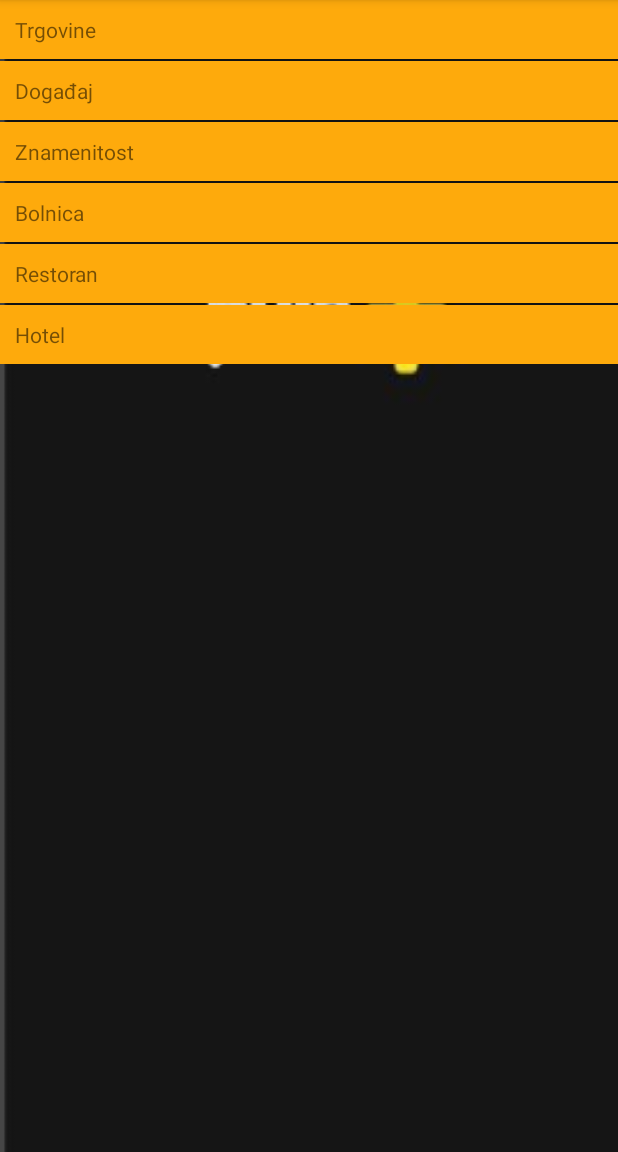
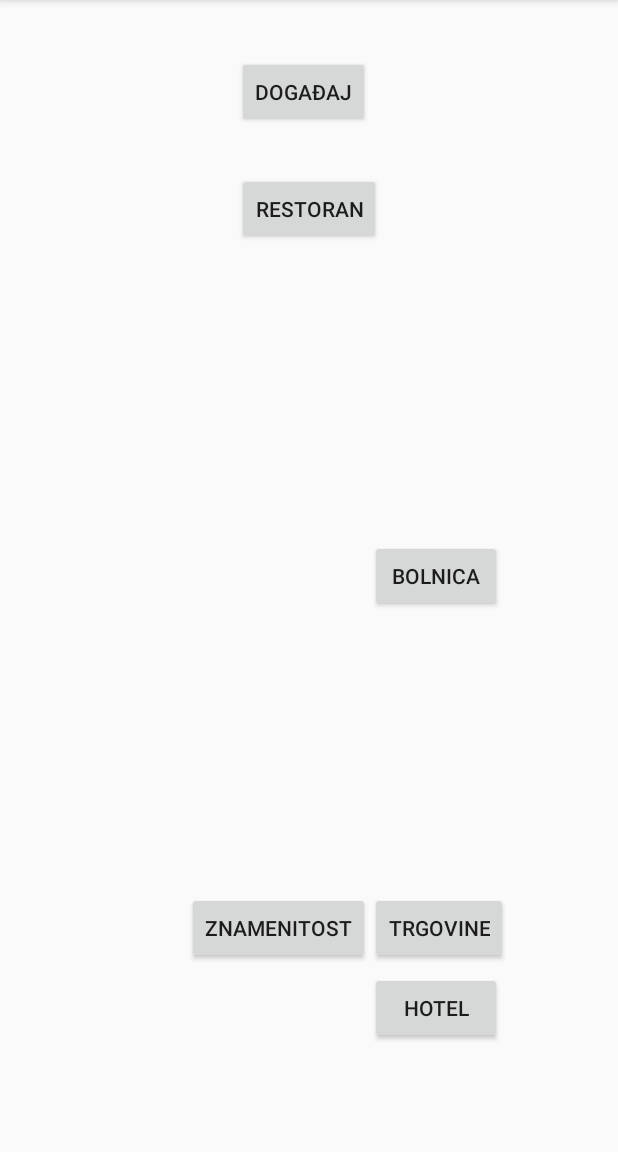
Before and after one commit to Josip1234/PulaPlusAplikacija, an Android app: the ListaActivity screen opened directly, with no data from a screen before it, on a phone screen of 412 x 824 dp, the part 84-1236 px from its top. Run offline under Robolectric (Android 15) with nearby library versions, the light colour scheme and no system bars.

Commit message:
izbrisani fragmenti napravljeni buttoni treba sad to urediti

```diff
--- a/app/src/main/java/com/josip/acer/pulaplusaplikacija/ListaActivity.java
+++ b/app/src/main/java/com/josip/acer/pulaplusaplikacija/ListaActivity.java
@@ -1,27 +1,57 @@
 package com.josip.acer.pulaplusaplikacija;
 
 
+import android.content.Intent;
 import android.os.Bundle;
-import android.support.v4.app.FragmentTransaction;
 import android.support.v7.app.AppCompatActivity;
+import android.view.View;
+import android.widget.Button;
 
 public class ListaActivity extends AppCompatActivity {
-
+private Button b1;
+private Button b2;
+private Button b3;
+private Button b4;
+private Button b5;
+private Button b6;
     @Override
     protected void onCreate(Bundle savedInstanceState) {
         super.onCreate(savedInstanceState);
         setContentView(R.layout.activity_lista);
-        LstFragment lstFragment = (LstFragment) getSupportFragmentManager().findFragmentByTag("lstfragment");
+        b1=(Button) findViewById(R.id.b1);
+        b1.setOnClickListener(new View.OnClickListener() {
+            @Override
+            public void onClick(View view) {
+                Trgovine();
+            }
+        });
+        b2=(Button) findViewById(R.id.b2);
+        b2.setOnClickListener(new View.OnClickListener() {
+            @Override
+            public void onClick(View view) {
+                Dogadaj();
+            }
+        });
+        b3 = (Button) findViewById(R.id.b3);
+        b3.setOnClickListener(new View.OnClickListener() {
+            @Override
+            public void onClick(View view) {
+                Booking();
+            }
+        });
 
 
-        if (lstFragment == null) {
-            lstFragment = new LstFragment();
-            FragmentTransaction transaction = getSupportFragmentManager().beginTransaction();
-            transaction.add(android.R.id.content, lstFragment, "lstfragment");
-            transaction.commit();
-
-
+    }
+public void Trgovine(){
+    Intent i = new Intent(this,TrgovineActivity.class);
+    startActivity(i);
+}
+public void Dogadaj(){
+        Intent p= new Intent(this,DogadjajActivity.class);
+        startActivity(p);
         }
-
-    }
+public void Booking(){
+        Intent a = new Intent(this,BookingActivity.class);
+        startActivity(a);
+        }
 }
--- a/app/src/main/java/com/josip/acer/pulaplusaplikacija/LstFragment.java
+++ /dev/null
@@ -1,67 +0,0 @@
-package com.josip.acer.pulaplusaplikacija;
-
-
-import android.content.Intent;
-import android.os.Bundle;
-import android.support.v4.app.ListFragment;
-import android.view.LayoutInflater;
-import android.view.View;
-import android.view.ViewGroup;
-import android.widget.ArrayAdapter;
-import android.widget.ListView;
-import android.widget.TextView;
-
-/**
- * Created by Korisnik on 5.11.2016..
- */
-
-public class LstFragment extends ListFragment {
-
-    public View onCreateView(LayoutInflater inflater, ViewGroup container, Bundle saveInstanceState){
-
-        //inflate fragmenta
-        ViewGroup rootView=(ViewGroup)inflater.inflate(R.layout.fragmentlayout,container,false);
-        //stvaranje izbora podataka
-        String [] datasource={"Trgovine","Događaj","Znamenitost","Bolnica","Restoran","Hotel"};
-        //kreiranje adaptera
-        ArrayAdapter<String> adapter= new ArrayAdapter<String>(getActivity(), R.layout.rowlayout,R.id.txtitem,datasource);
-        //bindanje adaptera u list fragment
-        setListAdapter(adapter);
-        //zadržati listfragment preko konfiguracijkih promjena
-        setRetainInstance(true);
-        return rootView;
-
-
-    }
-    //rukovanje klikom stavke
-    public void onListItemClick(ListView l, View view, int position, long id){
-        ViewGroup viewGroup=(ViewGroup)view;
-        TextView txt=(TextView)viewGroup.findViewById(R.id.txtitem);
-        if(position==0){
-            Intent i = new Intent(getActivity(), TrgovineActivity.class);
-            getActivity().startActivity(i);
-        }
-        if(position==1){
-            Intent i = new Intent(getActivity(),DogadjajActivity.class);
-            getActivity().startActivity(i);
-        }
-        if(position==5){
-            Intent i = new Intent(getActivity(), BookingActivity.class);
-            getActivity().startActivity(i);
-        }
-
-
-
-
-
-
-
-        //   Toast.makeText(getActivity(),txt.getText().toString(),Toast.LENGTH_LONG).show();
-        /*"http://booking.hr"
-        * "http://www.pulainfo.hr/hr/main-highlights/main-highlights/0/";
-        *
-        * */
-    }
-
-
-}
--- a/app/src/main/res/layout/activity_lista.xml
+++ b/app/src/main/res/layout/activity_lista.xml
@@ -9,7 +9,61 @@
     android:paddingRight="@dimen/activity_horizontal_margin"
     android:paddingTop="@dimen/activity_vertical_margin"
     tools:context="com.josip.acer.pulaplusaplikacija.ListaActivity"
-    android:animationCache="true"
-    android:background="@mipmap/pula1">
+    android:animationCache="true">
 
+    <Button
+        android:text="@string/hotel"
+        android:layout_width="wrap_content"
+        android:layout_height="wrap_content"
+        android:id="@+id/b3"
+
+        android:onClick="Booking"
+        android:layout_alignParentBottom="true"
+        android:layout_toEndOf="@+id/b2"
+        android:layout_marginBottom="56dp" />
+
+    <Button
+        android:text="@string/trgovine"
+        android:layout_width="wrap_content"
+        android:layout_height="wrap_content"
+        android:id="@+id/b1"
+        android:layout_alignBottom="@+id/b3"
+        android:layout_alignStart="@+id/b3"
+        android:layout_marginBottom="53dp" />
+
+    <Button
+        android:text="@string/bolnica"
+        android:layout_width="wrap_content"
+        android:layout_height="wrap_content"
+        android:id="@+id/b6"
+        android:layout_centerVertical="true"
+        android:layout_alignStart="@+id/b1" />
+
+    <Button
+        android:text="@string/restoran"
+        android:layout_width="wrap_content"
+        android:layout_height="wrap_content"
+        android:id="@+id/b4"
+        android:layout_below="@+id/b2"
+        android:layout_centerHorizontal="true"
+        android:layout_marginTop="30dp" />
+
+    <Button
+        android:id="@+id/b2"
+        android:text="@string/dogadaj"
+        android:layout_width="wrap_content"
+        android:layout_height="wrap_content"
+        android:onClick="Dogadaj"
+        android:layout_alignParentTop="true"
+        android:layout_alignStart="@+id/b4"
+        android:layout_marginTop="21dp" />
+
+    <Button
+        android:text="@string/znamenitost"
+        android:layout_width="wrap_content"
+        android:layout_height="wrap_content"
+        android:id="@+id/b5"
+        android:layout_alignBaseline="@+id/b1"
+        android:layout_alignBottom="@+id/b1"
+        android:layout_toStartOf="@+id/b1" />
 </RelativeLayout>
--- a/app/src/main/res/layout/fragmentlayout.xml
+++ /dev/null
@@ -1,12 +0,0 @@
-<?xml version="1.0" encoding="utf-8"?>
-<LinearLayout xmlns:android="http://schemas.android.com/apk/res/android"
-    android:layout_width="match_parent"
-    android:layout_height="match_parent">
-    <ListView
-        android:id="@id/android:list"
-        android:layout_width="match_parent"
-        android:layout_height="wrap_content"
-        android:layout_weight="1"  >
-
-    </ListView>
-</LinearLayout>
--- a/app/src/main/res/layout/rowlayout.xml
+++ /dev/null
@@ -1,12 +0,0 @@
-<?xml version="1.0" encoding="utf-8"?>
-<LinearLayout xmlns:android="http://schemas.android.com/apk/res/android"
-    xmlns:tools="http://schemas.android.com/tools"
-    android:layout_width="match_parent"
-    android:layout_height="match_parent">
-    <TextView
-        android:id="@+id/txtitem"
-        android:layout_width="match_parent"
-        android:layout_height="wrap_content"
-        android:padding="10dp"
-        android:background="?android:attr/colorPressedHighlight" />
-</LinearLayout>
--- a/app/src/main/res/values/strings.xml
+++ b/app/src/main/res/values/strings.xml
@@ -1,15 +1,13 @@
 <resources>
     <string name="app_name">PulaPlusAplikacija</string>
-    <string-array name="menu">
-        <item>Događaj</item>
-        <item>Trgovine</item>
-        <item>Znamenitosti</item>
-        <item>Međuustanove</item>
-        <item>Restoran</item>
-        <item>Hotel</item>
-    </string-array>
     <string name="label_loading">Punjenje...</string>
     <string name="action_settings">Settings</string>
     <string name="let_s_discouver_pula">Let\'s discouver Pula</string>
     <string name="textview">TextView</string>
+    <string name="trgovine">Trgovine</string>
+    <string name="dogadaj">Događaj</string>
+    <string name="znamenitost">Znamenitost</string>
+    <string name="bolnica">Bolnica</string>
+    <string name="restoran">Restoran</string>
+    <string name="hotel">Hotel</string>
 </resources>
```
